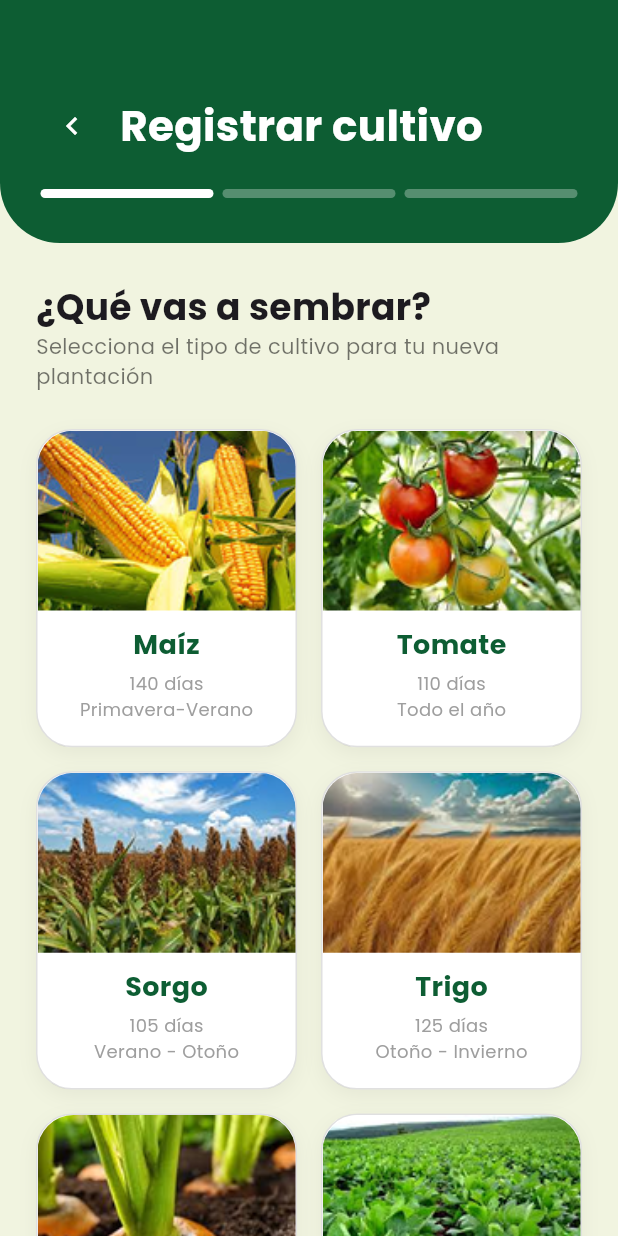
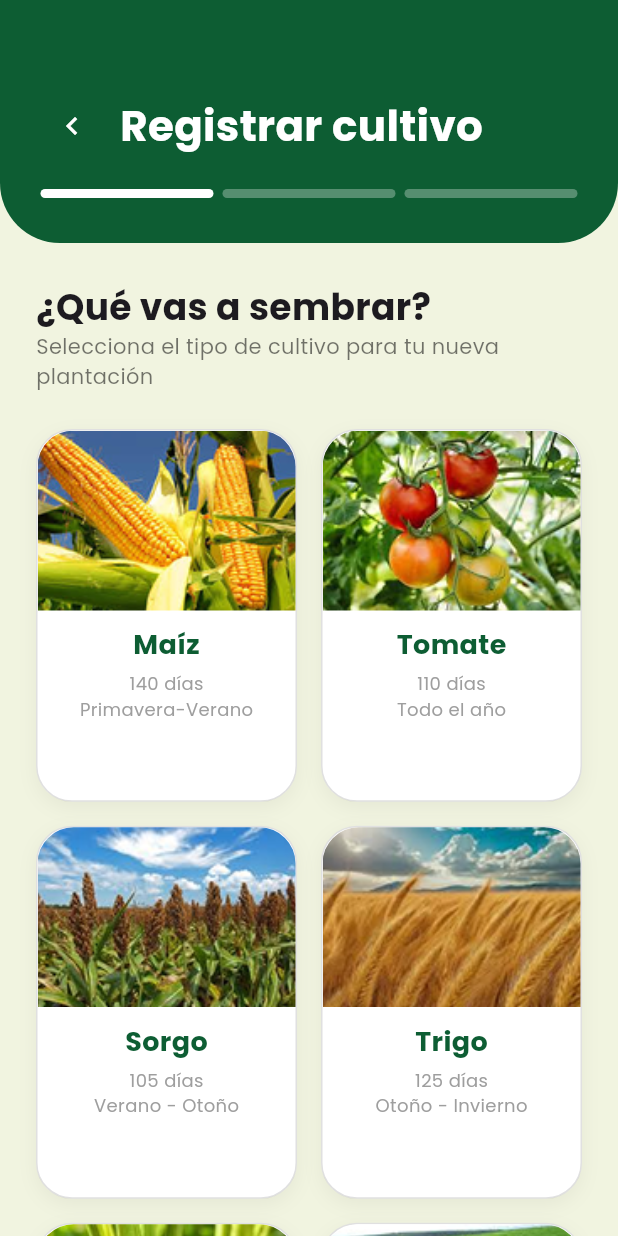
Before and after one commit to chaan12/cultiva-app-frontend, a Flutter app: the CropRegisterScreen screen opened directly, on a phone screen of 412 x 824 dp. Run offline on Flutter 3.47's test engine with Material 3 defaults, Android fonts, the phone set to English and light mode, and no system bars; our stand-ins replace connectivity_plus, fl_chart, geocoding, geolocator, google_fonts, open_filex and 2 more; missing offline and left inert: dart:js_interop; accounts and stored records are empty.

Commit message:
Arreglos de responsividad

```diff
--- a/lib/features/crop_register/screens/crop_register_screen.dart
+++ b/lib/features/crop_register/screens/crop_register_screen.dart
@@ -29,6 +29,8 @@ class _CropRegisterScreenState extends State<CropRegisterScreen> {
   final _locationController = TextEditingController();
   DateTime? _selectedDate;
   Map<String, String> _errors = <String, String>{};
+
+
 
   @override
   void didChangeDependencies() {
@@ -138,20 +140,31 @@ class _CropRegisterScreenState extends State<CropRegisterScreen> {
 
   @override
   Widget build(BuildContext context) {
+    // Obtenemos la orientación para ajustar el diseño
+    final isLandscape = MediaQuery.of(context).orientation == Orientation.landscape;
+
     return Scaffold(
       backgroundColor: const Color(0xFFF1F4E0),
-      body: Column(
+      // SafeArea asegura que el contenido no se solape con muescas o barras de estado
+      body: SafeArea(
+        top: false, // Dejamos false arriba si queremos que el color verde del header llegue hasta arriba
+        child: Column(
           children: [
             _buildHeader(),
             Expanded(
               child: SingleChildScrollView(
-              padding: const EdgeInsets.symmetric(horizontal: 24),
+                // Agregamos padding inferior para que el contenido no pegue al borde
+                padding: EdgeInsets.only(
+                  left: 24,
+                  right: 24,
+                  bottom: isLandscape ? 40 : 24
+                ),
                 child: AnimatedSwitcher(
                   duration: const Duration(milliseconds: 300),
                   child: _showSuccess
                       ? _buildSuccessView()
                       : switch (_step) {
-                        1 => _buildSelectCrop(),
+                          1 => _buildSelectCrop(isLandscape), // Pasamos la orientación
                           2 => _buildCropDetails(),
                           _ => _buildConfirmStep(),
                         },
@@ -159,6 +172,7 @@ class _CropRegisterScreenState extends State<CropRegisterScreen> {
               ),
             ),
           ],
+        ),
       ),
     );
   }
@@ -213,7 +227,7 @@ class _CropRegisterScreenState extends State<CropRegisterScreen> {
     );
   }
 
-  Widget _buildSelectCrop() {
+  Widget _buildSelectCrop(bool isLandscape) {
     return Column(
       key: const ValueKey<int>(1),
       crossAxisAlignment: CrossAxisAlignment.start,
@@ -232,11 +246,13 @@ class _CropRegisterScreenState extends State<CropRegisterScreen> {
           shrinkWrap: true,
           physics: const NeverScrollableScrollPhysics(),
           itemCount: CropCatalogService.items.length,
-          gridDelegate: const SliverGridDelegateWithFixedCrossAxisCount(
-            crossAxisCount: 2,
+          gridDelegate: SliverGridDelegateWithFixedCrossAxisCount(
+            // Si es horizontal ponemos 3 o 4 columnas, si es vertical 2
+            crossAxisCount: isLandscape ? 3 : 2,
             crossAxisSpacing: 16,
             mainAxisSpacing: 16,
-            childAspectRatio: 0.82,
+            // Ajustamos el aspect ratio: en horizontal los elementos suelen necesitar ser más anchos
+            childAspectRatio: isLandscape ? 0.85 : 0.7,
           ),
           itemBuilder: (_, index) {
             final item = CropCatalogService.items[index];
```
Also changed, not shown: lib/core/routes/main_navigation.dart (+12 -8 lines), lib/features/crop_details/screens/crop_details_screen.dart (+17 -7 lines). Lines whose indentation alone changed are shown as unchanged.
